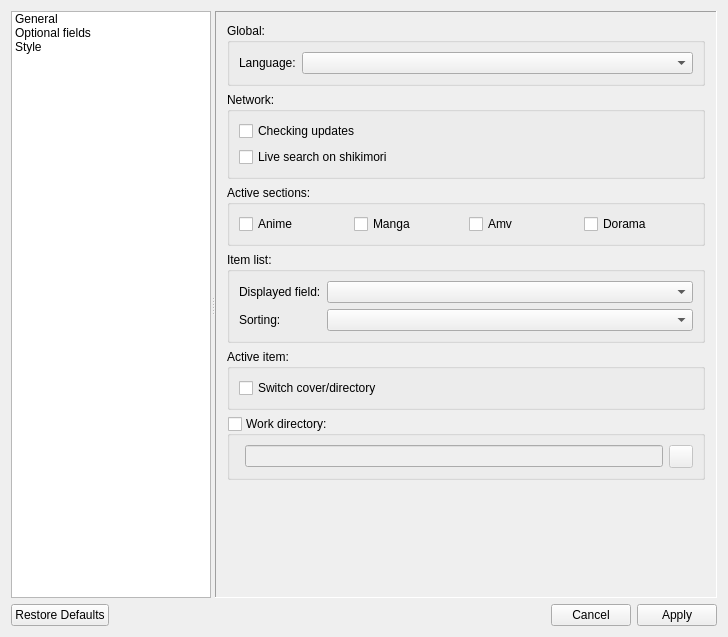
Above: DatabaseAnime/settings.ui from LibertaSoft/DatabaseAnime before the change. Below: the same form after it.
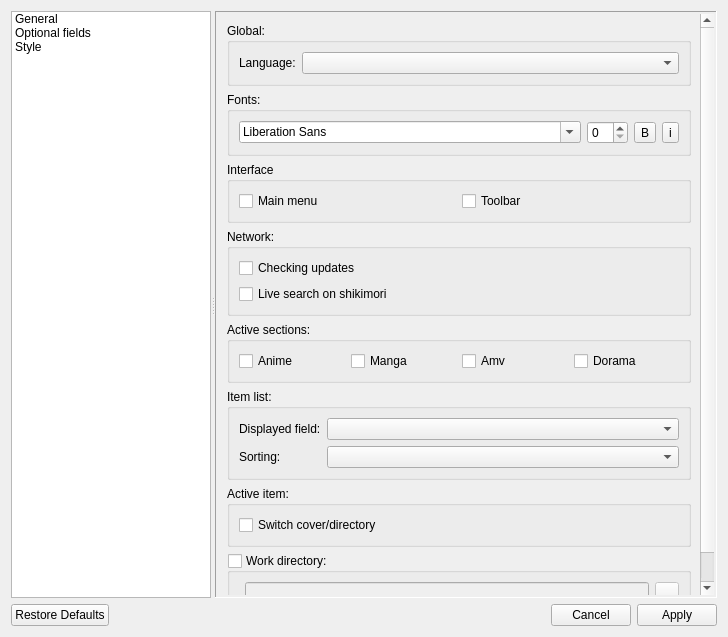
That is the form after the change. The open tabs and pages were chosen to show the change. Icons and pictures are not drawn. Custom widgets are drawn as their Qt base class.

Commit message: Font settings

Patch:
```diff
--- a/DatabaseAnime/settings.ui
+++ b/DatabaseAnime/settings.ui
@@ -121,8 +121,8 @@
             <rect>
              <x>0</x>
              <y>0</y>
-             <width>498</width>
-             <height>576</height>
+             <width>485</width>
+             <height>658</height>
             </rect>
            </property>
            <layout class="QVBoxLayout" name="verticalLayout_4">
@@ -154,6 +154,83 @@
               </layout>
              </widget>
             </item>
+            <item>
+             <widget class="QGroupBox" name="GroupBox_Font">
+              <property name="title">
+               <string>Fonts:</string>
+              </property>
+              <layout class="QVBoxLayout" name="verticalLayout_5">
+               <item>
+                <layout class="QHBoxLayout" name="HLay_Font_0">
+                 <item>
+                  <widget class="QFontComboBox" name="FontComboBox"/>
+                 </item>
+                 <item>
+                  <widget class="QSpinBox" name="SpinBox_FontSize">
+                   <property name="sizePolicy">
+                    <sizepolicy hsizetype="Maximum" vsizetype="Fixed">
+                     <horstretch>0</horstretch>
+                     <verstretch>0</verstretch>
+                    </sizepolicy>
+                   </property>
+                  </widget>
+                 </item>
+                 <item>
+                  <widget class="QToolButton" name="TButton_Font_Bold">
+                   <property name="text">
+                    <string>B</string>
+                   </property>
+                   <property name="icon">
+                    <iconset theme="format-text-bold" resource="resource.qrc">
+                     <normaloff>:/images/format-text/format-text-bold.png</normaloff>:/images/format-text/format-text-bold.png</iconset>
+                   </property>
+                   <property name="checkable">
+                    <bool>true</bool>
+                   </property>
+                  </widget>
+                 </item>
+                 <item>
+                  <widget class="QToolButton" name="TButton_Font_Italic">
+                   <property name="text">
+                    <string>i</string>
+                   </property>
+                   <property name="icon">
+                    <iconset theme="format-text-italic" resource="resource.qrc">
+                     <normaloff>:/images/format-text/format-text-italic.png</normaloff>:/images/format-text/format-text-italic.png</iconset>
+                   </property>
+                   <property name="checkable">
+                    <bool>true</bool>
+                   </property>
+                  </widget>
+                 </item>
+                </layout>
+               </item>
+              </layout>
+             </widget>
+            </item>
+            <item>
+             <widget class="QGroupBox" name="GroupBox_Interface">
+              <property name="title">
+               <string>Interface</string>
+              </property>
+              <layout class="QHBoxLayout" name="horizontalLayout_5">
+               <item>
+                <widget class="QCheckBox" name="ChBox_MainMenu">
+                 <property name="text">
+                  <string>Main menu</string>
+                 </property>
+                </widget>
+               </item>
+               <item>
+                <widget class="QCheckBox" name="ChBox_Toolbar">
+                 <property name="text">
+                  <string>Toolbar</string>
+                 </property>
+                </widget>
+               </item>
+              </layout>
+             </widget>
+            </item>
             <item>
              <widget class="QGroupBox" name="GroupBox_Network">
               <property name="title">
```
Left out of the diff: 6 changed lines with no effect on the pictures. The commit also changes 17 other files.
